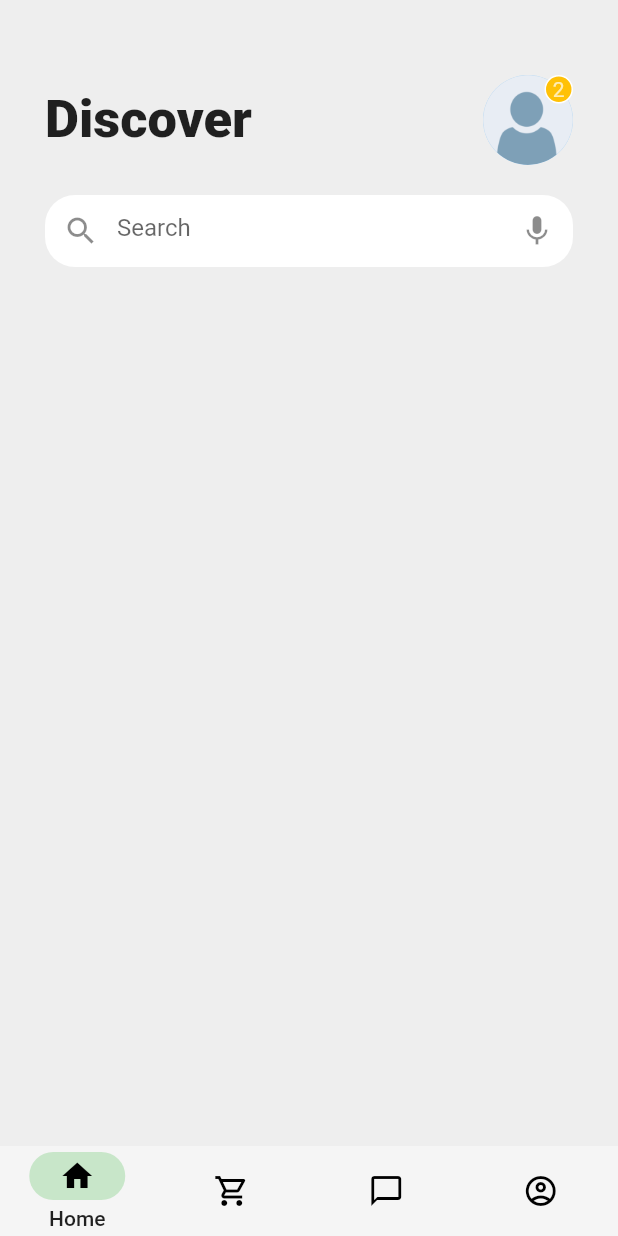
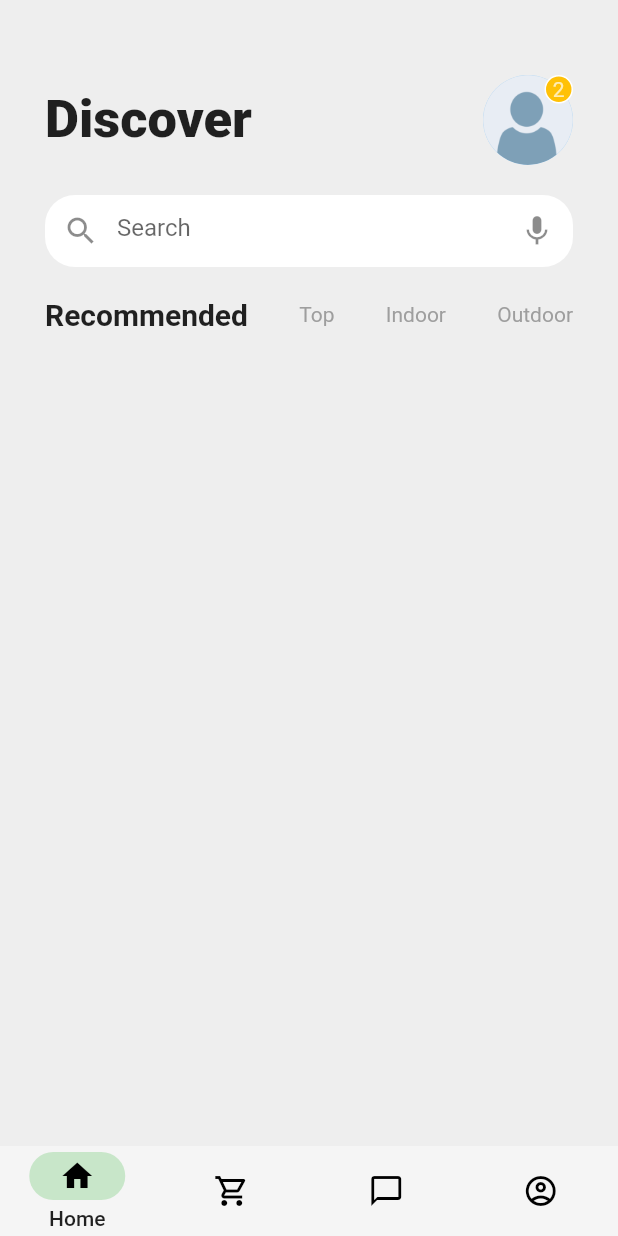
Before and after one commit to razstvien01/seedly, a Flutter app: the screen it shows once a user with an empty profile is signed in, on a phone screen of 412 x 824 dp. Run offline on Flutter 3.47's test engine with Material 2 defaults, Android fonts, the phone set to English and light mode, and no system bars; our stand-ins replace firebase_auth, firebase_core, flutter_spinkit; missing offline and left inert: dart:js; accounts and stored records are empty.

Commit message:
recommended UI button

```diff
--- a/lib/pages/mainMenuPages/home.dart
+++ b/lib/pages/mainMenuPages/home.dart
@@ -50,6 +50,28 @@ class _HomeState extends State<Home> {
                 children: [
                   SizedBox(height: 20,),
                   buildTopSection(),
+
+                  SizedBox(height: 20,),
+
+                  Container(
+                    child: Row(
+                      mainAxisAlignment: MainAxisAlignment.spaceBetween,
+                      children: [
+                        Text(
+                          'Recommended',
+                          style: TextStyle(
+                            fontSize: 20,
+                            fontWeight: FontWeight.bold,
+                          ),
+                        ),
+                        Text('Top', style: TextStyle(color: Colors.grey),),
+                        Text('Indoor', style: TextStyle(color: Colors.grey)),
+                        Text('Outdoor', style: TextStyle(color: Colors.grey)),
+                      ],
+                    ),
+                  ),
+
+                  SizedBox(height: 20,),
 
                 ],
               ),
```
